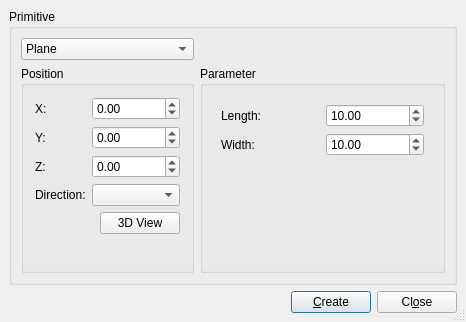
The window that src/Mod/Part/Gui/DlgPrimitives.ui (berndhahnebach/All_FreeCAD) describes before a commit, drawn with Qt 5.
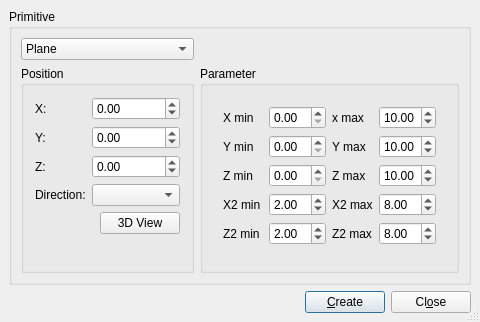
The same window after the commit. The open tabs and pages were chosen to show the change.

Commit message: + add wedge support to primitive dialog

```diff
--- a/src/Mod/Part/Gui/DlgPrimitives.ui
+++ b/src/Mod/Part/Gui/DlgPrimitives.ui
@@ -6,7 +6,7 @@
    <rect>
     <x>0</x>
     <y>0</y>
-    <width>466</width>
+    <width>480</width>
     <height>312</height>
    </rect>
   </property>
@@ -102,7 +102,7 @@
          <property name="spacing">
           <number>6</number>
          </property>
-         <item row="0" column="0">
+         <item row="1" column="0">
           <widget class="QStackedWidget" name="widgetStack2">
            <property name="currentIndex">
             <number>0</number>
@@ -946,6 +946,138 @@
              </item>
             </layout>
            </widget>
+           <widget class="QWidget" name="page_3">
+            <layout class="QGridLayout" name="gridLayout_2">
+             <item row="0" column="0">
+              <widget class="QLabel" name="label_10">
+               <property name="text">
+                <string>X min</string>
+               </property>
+              </widget>
+             </item>
+             <item row="0" column="1">
+              <widget class="QDoubleSpinBox" name="wedgeXmin"/>
+             </item>
+             <item row="0" column="2">
+              <widget class="QLabel" name="label_15">
+               <property name="text">
+                <string>x max</string>
+               </property>
+              </widget>
+             </item>
+             <item row="0" column="3">
+              <widget class="QDoubleSpinBox" name="wedgeXmax">
+               <property name="value">
+                <double>10.000000000000000</double>
+               </property>
+              </widget>
+             </item>
+             <item row="1" column="0">
+              <widget class="QLabel" name="label_11">
+               <property name="text">
+                <string>Y min</string>
+               </property>
+              </widget>
+             </item>
+             <item row="1" column="1">
+              <widget class="QDoubleSpinBox" name="wedgeYmin"/>
+             </item>
+             <item row="1" column="2">
+              <widget class="QLabel" name="label_16">
+               <property name="text">
+                <string>Y max</string>
+               </property>
+              </widget>
+             </item>
+             <item row="1" column="3">
+              <widget class="QDoubleSpinBox" name="wedgeYmax">
+               <property name="value">
+                <double>10.000000000000000</double>
+               </property>
+              </widget>
+             </item>
+             <item row="2" column="0">
+              <widget class="QLabel" name="label_12">
+               <property name="text">
+                <string>Z min</string>
+               </property>
+              </widget>
+             </item>
+             <item row="2" column="1">
+              <widget class="QDoubleSpinBox" name="wedgeZmin"/>
+             </item>
+             <item row="2" column="2">
+              <widget class="QLabel" name="label_17">
+               <property name="text">
+                <string>Z max</string>
+               </property>
+              </widget>
+             </item>
+             <item row="2" column="3">
+              <widget class="QDoubleSpinBox" name="wedgeZmax">
+               <property name="value">
+                <double>10.000000000000000</double>
+               </property>
+              </widget>
+             </item>
+             <item row="3" column="0">
+              <widget class="QLabel" name="label_13">
+               <property name="text">
+                <string>X2 min</string>
+               </property>
+              </widget>
+             </item>
+             <item row="3" column="1">
+              <widget class="QDoubleSpinBox" name="wedgeX2min">
+               <property name="value">
+                <double>2.000000000000000</double>
+               </property>
+              </widget>
+             </item>
+             <item row="3" column="2">
+              <widget class="QLabel" name="label_18">
+               <property name="text">
+                <string>X2 max</string>
+               </property>
+              </widget>
+             </item>
+             <item row="3" column="3">
+              <widget class="QDoubleSpinBox" name="wedgeX2max">
+               <property name="value">
+                <double>8.000000000000000</double>
+               </property>
+              </widget>
+             </item>
+             <item row="4" column="0">
+              <widget class="QLabel" name="label_14">
+               <property name="text">
+                <string>Z2 min</string>
+               </property>
+              </widget>
+             </item>
+             <item row="4" column="1">
+              <widget class="QDoubleSpinBox" name="wedgeZ2min">
+               <property name="value">
+                <double>2.000000000000000</double>
+               </property>
+              </widget>
+             </item>
+             <item row="4" column="2">
+              <widget class="QLabel" name="label_19">
+               <property name="text">
+                <string>Z2 max</string>
+               </property>
+              </widget>
+             </item>
+             <item row="4" column="3">
+              <widget class="QDoubleSpinBox" name="wedgeZ2max">
+               <property name="value">
+                <double>8.000000000000000</double>
+               </property>
+              </widget>
+             </item>
+            </layout>
+           </widget>
            <widget class="QWidget" name="page_2">
             <layout class="QGridLayout">
              <property name="margin">
```
Left out of the diff: 5 changed lines with no effect on the pictures. The commit also changes 1 other file.
